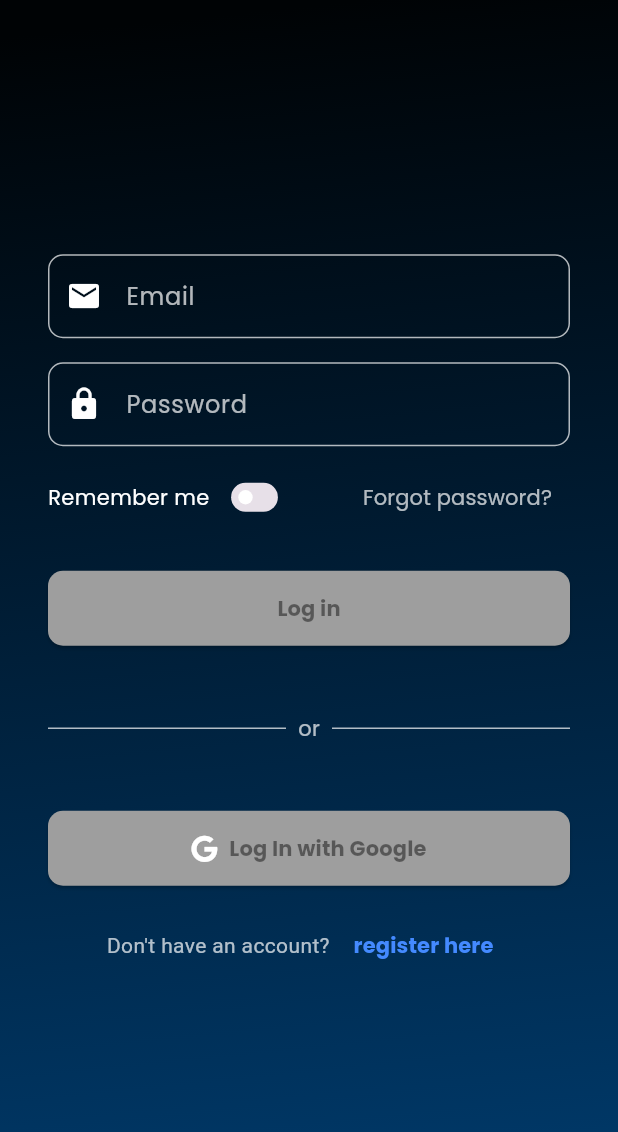
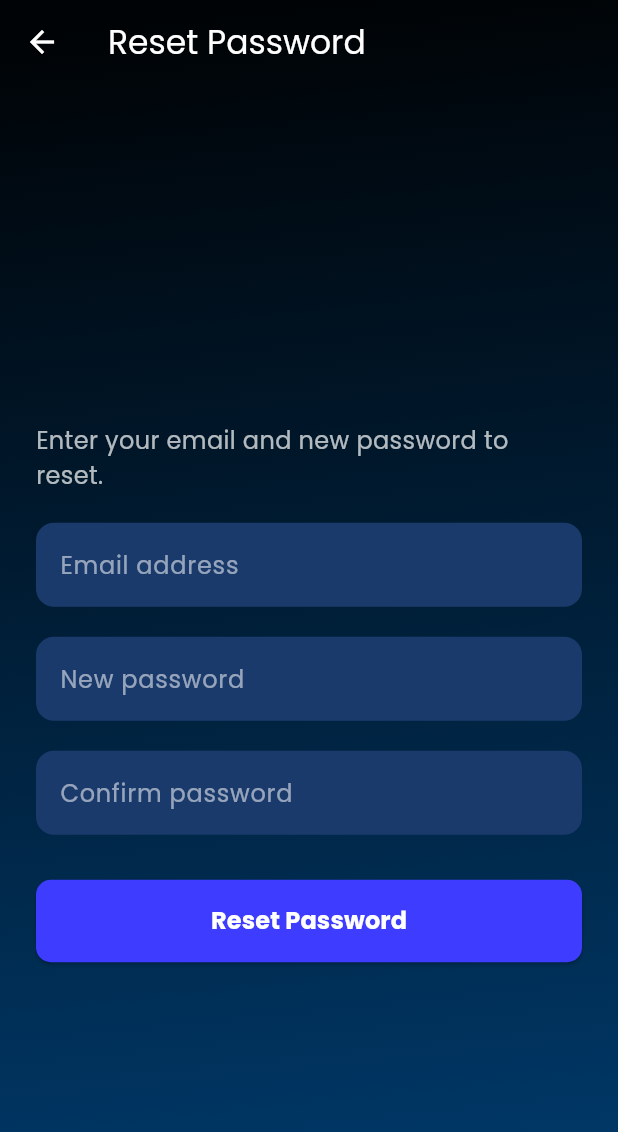
Before and after one commit to ahsankhan338/AI-Learning, a Flutter app: the screen it shows after launch, after a tap on "Forgot password?", on a phone screen of 412 x 824 dp. Shown: the top 1132 px of the screen. Run offline on Flutter 3.47's test engine with Material 3 defaults, Android fonts, the phone set to English and light mode, and no system bars; our stand-ins replace flutter_dotenv, flutter_spinkit, fluttertoast, font_awesome_flutter, go_router, google_maps_flutter and 1 more; missing offline and left inert: syncfusion_flutter_pdfviewer; accounts and stored records are empty; network calls fail.

Commit message:
forgot password

```diff
--- a/lib/api/ai_model_api.dart
+++ b/lib/api/ai_model_api.dart
@@ -1,15 +1,16 @@
 import 'dart:convert';
+import 'package:flutter_dotenv/flutter_dotenv.dart';
 import 'package:http/http.dart' as http;
 
 class AiModelApi {
   Future<dynamic> getAIResponse(String prompt) async {
+    final String? aiModelKey = dotenv.env['AI_MODEL_KEY'];
     final url = Uri.parse('https://openrouter.ai/api/v1/chat/completions');
 
     final response = await http.post(
       url,
       headers: {
-        'Authorization':
-            'Bearer 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',
+        'Authorization': 'Bearer $aiModelKey',
         'Content-Type': 'application/json',
       },
       body: jsonEncode({
--- a/lib/router/go_router.dart
+++ b/lib/router/go_router.dart
@@ -2,6 +2,7 @@ import 'package:aieducator/components/bottom_navigation_bar.dart';
 import 'package:aieducator/models/quiz_model.dart';
 import 'package:aieducator/provider/auth_provider.dart';
 import 'package:aieducator/provider/routes_refresh_notifier.dart';
+import 'package:aieducator/screens/auth/forgot_password.dart';
 import 'package:aieducator/screens/auth/login_screen.dart';
 import 'package:aieducator/screens/auth/register_page.dart';
 import 'package:aieducator/screens/certificates/certificate_screen.dart';
@@ -55,6 +56,11 @@ class AppRouter {
             path: 'register',
             name: 'register',
             builder: (_, __) => const RegisterPage(),
+          ),
+          GoRoute(
+            path: 'forgot-password',
+            name: 'forgotPassword',
+            builder: (_, __) => const ForgotPasswordScreen(),
           ),
         ],
       );
--- /dev/null
+++ b/lib/screens/auth/forgot_password.dart
@@ -0,0 +1,163 @@
+import 'package:aieducator/api/auth_api.dart';
+import 'package:aieducator/components/spinner.dart';
+import 'package:aieducator/components/toast.dart';
+import 'package:aieducator/constants/constants.dart';
+import 'package:flutter/material.dart';
+
+class ForgotPasswordScreen extends StatefulWidget {
+  const ForgotPasswordScreen({super.key});
+
+  @override
+  State<ForgotPasswordScreen> createState() => _ForgotPasswordScreenState();
+}
+
+class _ForgotPasswordScreenState extends State<ForgotPasswordScreen> {
+  final TextEditingController _emailController = TextEditingController();
+  final TextEditingController _newPasswordController = TextEditingController();
+  final TextEditingController _confirmPasswordController =
+      TextEditingController();
+  bool _isSending = false;
+
+  final Authentication _authenticationApi = Authentication(); // 👈 Instance
+
+  Future<void> _handleForgotPassword() async {
+    final email = _emailController.text.trim();
+    final newPassword = _newPasswordController.text.trim();
+    final confirmPassword = _confirmPasswordController.text.trim();
+
+    if (email.isEmpty || !email.contains('@')) {
+      showToast(
+          message: "Please enter a valid email address",
+          backgroundColor: Colors.red);
+      return;
+    }
+
+    if (newPassword.isEmpty || newPassword.length < 6) {
+      showToast(
+          message: "New password must be at least 6 characters",
+          backgroundColor: Colors.red);
+      return;
+    }
+
+    if (newPassword != confirmPassword) {
+      showToast(message: "Passwords do not match", backgroundColor: Colors.red);
+      return;
+    }
+
+    setState(() => _isSending = true);
+
+    try {
+      await _authenticationApi.forgotPassword(
+        email: email,
+        newPassword: newPassword,
+        confirmPassword: confirmPassword,
+      );
+
+      showToast(message: "Password updated successfully!");
+
+      if (mounted) {
+        Navigator.pop(context); // Go back to login
+      }
+    } catch (e) {
+      print(e);
+      showToast(
+          message: "Error updating password: $e", backgroundColor: Colors.red);
+    } finally {
+      if (mounted) setState(() => _isSending = false);
+    }
+  }
+
+  @override
+  Widget build(BuildContext context) {
+    return Stack(
+      children: [
+        Scaffold(
+          backgroundColor: Colors.transparent, // 👈 Must be transparent
+          appBar: AppBar(
+            backgroundColor: Colors.transparent,
+            foregroundColor: Colors.white,
+            elevation: 0,
+            title: const Text("Reset Password"),
+          ),
+          extendBodyBehindAppBar: true, // 🔥 Let gradient go behind appbar too
+          body: Container(
+            decoration:
+                const BoxDecoration(gradient: AppColors.backgroundGradient),
+            child: Center(
+              child: Padding(
+                padding: const EdgeInsets.all(24),
+                child: SingleChildScrollView(
+                  child: Column(
+                    crossAxisAlignment: CrossAxisAlignment.start,
+                    children: [
+                      const SizedBox(
+                          height: 100), // To shift content below appbar
+                      const Text(
+                        "Enter your email and new password to reset.",
+                        style: TextStyle(color: Colors.white70, fontSize: 16),
+                      ),
+                      const SizedBox(height: 20),
+                      _buildTextField(_emailController, "Email address"),
+                      const SizedBox(height: 20),
+                      _buildTextField(_newPasswordController, "New password",
+                          obscureText: true),
+                      const SizedBox(height: 20),
+                      _buildTextField(
+                          _confirmPasswordController, "Confirm password",
+                          obscureText: true),
+                      const SizedBox(height: 30),
+                      SizedBox(
+                        width: double.infinity,
+                        child: ElevatedButton(
+                          onPressed: _isSending ? null : _handleForgotPassword,
+                          style: ElevatedButton.styleFrom(
+                            backgroundColor: const Color(0xFF3D3CFF),
+                            padding: const EdgeInsets.symmetric(vertical: 16),
+                            shape: RoundedRectangleBorder(
+                              borderRadius: BorderRadius.circular(10),
+                            ),
+                          ),
+                          child: const Text(
+                            "Reset Password",
+                            style: TextStyle(
+                              color: Colors.white,
+                              fontSize: 16,
+                              fontWeight: FontWeight.bold,
+                            ),
+                          ),
+                        ),
+                      ),
+                    ],
+                  ),
+                ),
+              ),
+            ),
+          ),
+        ),
+        if (_isSending)
+          const Center(
+            child: SpinLoader()
+          ),
+      ],
+    );
+  }
+
+  Widget _buildTextField(TextEditingController controller, String hintText,
+      {bool obscureText = false}) {
+    return TextField(
+      controller: controller,
+      obscureText: obscureText,
+      style: const TextStyle(color: Colors.white),
+      decoration: InputDecoration(
+        filled: true,
+        fillColor: const Color(0xFF1A3A6C),
+        border: OutlineInputBorder(
+          borderRadius: BorderRadius.circular(12),
+          borderSide: BorderSide.none,
+        ),
+        hintText: hintText,
+        hintStyle: const TextStyle(color: Colors.white54),
+      ),
+    );
+  }
+}
--- a/lib/screens/auth/login_screen.dart
+++ b/lib/screens/auth/login_screen.dart
@@ -3,6 +3,7 @@ import 'package:aieducator/components/spinner.dart';
 import 'package:aieducator/components/toast.dart';
 import 'package:aieducator/constants/constants.dart';
 import 'package:aieducator/provider/auth_provider.dart';
+import 'package:aieducator/utility/go_router_routes.dart';
 import 'package:flutter/material.dart';
 import 'package:font_awesome_flutter/font_awesome_flutter.dart';
 import 'package:provider/provider.dart';
@@ -122,7 +123,9 @@ class _LoginScreenState extends State<LoginScreen> {
                         ],
                       ),
                       TextButton(
-                        onPressed: () {},
+                        onPressed: () {
+                          context.push(AppRoutes.forgotPassword.path);
+                        },
                         child: const Text('Forgot password?',
                             style: TextStyle(color: Colors.white70)),
                       ),
@@ -188,38 +191,38 @@ class _LoginScreenState extends State<LoginScreen> {
                               style: AppTextStyles.buttonTextStyles()),
                         ),
 
-                  const SizedBox(height: 45),
-                  const Row(
-                    children: [
-                      Expanded(child: Divider(color: Colors.white70)),
-                      Padding(
-                        padding: EdgeInsets.symmetric(horizontal: 8.0),
-                        child:
-                            Text('or', style: TextStyle(color: Colors.white70)),
-                      ),
-                      Expanded(child: Divider(color: Colors.white70)),
-                    ],
-                  ),
+                  // const SizedBox(height: 45),
+                  // const Row(
+                  //   children: [
+                  //     Expanded(child: Divider(color: Colors.white70)),
+                  //     Padding(
+                  //       padding: EdgeInsets.symmetric(horizontal: 8.0),
+                  //       child:
+                  //           Text('or', style: TextStyle(color: Colors.white70)),
+                  //     ),
+                  //     Expanded(child: Divider(color: Colors.white70)),
+                  //   ],
+                  // ),
                   const SizedBox(height: 45),
 
                   // Google Sign In Button
-                  ElevatedButton.icon(
-                    style: ElevatedButton.styleFrom(
-                      minimumSize: const Size(double.infinity, 50),
-                      backgroundColor: Colors.grey,
-                      padding: const EdgeInsets.symmetric(
-                          horizontal: 20, vertical: 12),
-                      shape: RoundedRectangleBorder(
-                        borderRadius: BorderRadius.circular(10),
-                      ),
-                    ),
-                    icon: const FaIcon(FontAwesomeIcons.google,
-                        color: Colors.white),
-                    label: Text('Log In with Google',
-                        style: AppTextStyles.buttonTextStyles()),
-                    onPressed: () {},
-                  ),
-                  const SizedBox(height: 16),
+                  // ElevatedButton.icon(
+                  //   style: ElevatedButton.styleFrom(
+                  //     minimumSize: const Size(double.infinity, 50),
+                  //     backgroundColor: Colors.grey,
+                  //     padding: const EdgeInsets.symmetric(
+                  //         horizontal: 20, vertical: 12),
+                  //     shape: RoundedRectangleBorder(
+                  //       borderRadius: BorderRadius.circular(10),
+                  //     ),
+                  //   ),
+                  //   icon: const FaIcon(FontAwesomeIcons.google,
+                  //       color: Colors.white),
+                  //   label: Text('Log In with Google',
+                  //       style: AppTextStyles.buttonTextStyles()),
+                  //   onPressed: () {},
+                  // ),
+                  // const SizedBox(height: 16),
 
                   // Register Link
                   Text.rich(
--- a/lib/screens/home/home_screen.dart
+++ b/lib/screens/home/home_screen.dart
@@ -2,6 +2,7 @@ import 'package:aieducator/api/categories_api.dart';
 import 'package:aieducator/constants/constants.dart';
 import 'package:aieducator/models/category_modal.dart';
 import 'package:flutter/material.dart';
+import 'package:flutter_dotenv/flutter_dotenv.dart';
 import 'package:go_router/go_router.dart';
 
 class HomeScreen extends StatefulWidget {
@@ -61,7 +62,6 @@ class _HomeScreenState extends State<HomeScreen> {
                         "Availaible Subjects",
                         style: AppTextStyles.bodyTitle(),
                       ),
-
                     ],
                   ),
                   SizedBox(
@@ -76,10 +76,11 @@ class _HomeScreenState extends State<HomeScreen> {
                     crossAxisSpacing: 8,
                     mainAxisSpacing: 10,
                     children: _categories.map((item) {
+                      final String? _apiBaseURL = dotenv.env['API_BASE_URL'];
                       final String imageURL = item.imageUrl
                           .toString()
                           .replaceFirst(
-                              "http://localhost:3001", "http://10.0.2.2:3001");
+                              "http://localhost:3001", _apiBaseURL.toString());
                       const double size = 62.0;
 
                       return InkWell(
--- a/lib/utility/go_router_routes.dart
+++ b/lib/utility/go_router_routes.dart
@@ -18,6 +18,10 @@ class AppRoutes {
   static const splash = AppRoute(path: '/splash', name: 'splash');
   static const login = AppRoute(path: '/login', name: 'login');
   static const register = AppRoute(path: '/login/register', name: 'register');
+  static const forgotPassword = AppRoute(
+    path: '/login/forgot-password',
+    name: 'forgotPassword',
+  );
 
   // Main Routes
   static const home = AppRoute(path: '/home', name: 'home');
```
Also changed, not shown: lib/api/auth_api.dart (+36 -1 lines), lib/screens/auth/register_page.dart (+29 -31 lines).
